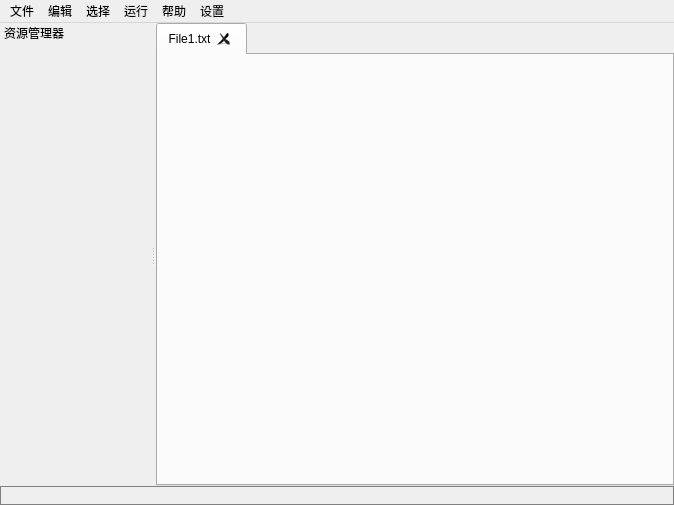
This is BITC/mainwindow.ui in ssh555/CPP-IDE as Qt 5 draws it before an edit. The edited form follows.
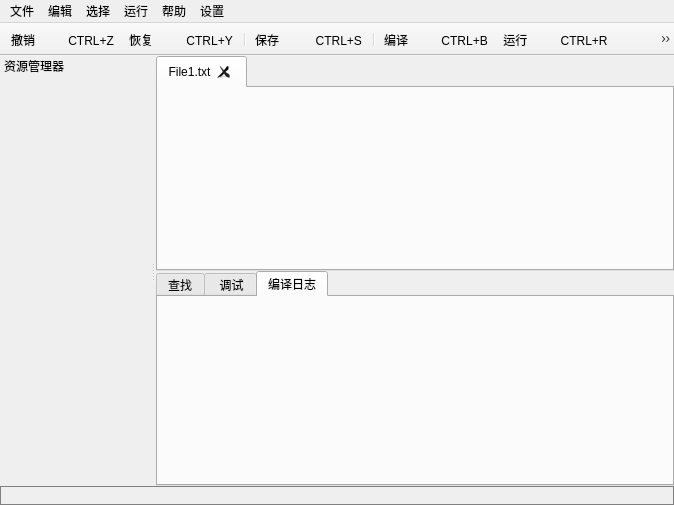
This is the edited form. Icons and pictures are not drawn.

Commit message: 编译增加了判断是否为C文件，增加了工具栏，增加了查找、编译日志等的TabWidget，增加了类UIInterface用于更改UI风格

```diff
--- a/BITC/mainwindow.ui
+++ b/BITC/mainwindow.ui
@@ -41,6 +41,9 @@
       <property name="tabsClosable">
        <bool>true</bool>
       </property>
+      <property name="movable">
+       <bool>false</bool>
+      </property>
       <widget class="QWidget" name="tab_2">
        <property name="font">
         <font>
@@ -53,6 +56,46 @@
       </widget>
      </widget>
     </item>
+    <item row="1" column="0">
+     <widget class="QTabWidget" name="tabWgtResArea">
+      <property name="minimumSize">
+       <size>
+        <width>0</width>
+        <height>200</height>
+       </size>
+      </property>
+      <property name="maximumSize">
+       <size>
+        <width>16777215</width>
+        <height>300</height>
+       </size>
+      </property>
+      <property name="currentIndex">
+       <number>2</number>
+      </property>
+      <property name="movable">
+       <bool>true</bool>
+      </property>
+      <property name="tabBarAutoHide">
+       <bool>false</bool>
+      </property>
+      <widget class="QWidget" name="tab">
+       <attribute name="title">
+        <string>查找</string>
+       </attribute>
+      </widget>
+      <widget class="QWidget" name="tab_3">
+       <attribute name="title">
+        <string> 调试</string>
+       </attribute>
+      </widget>
+      <widget class="QWidget" name="tab_4">
+       <attribute name="title">
+        <string>编译日志</string>
+       </attribute>
+      </widget>
+     </widget>
+    </item>
    </layout>
   </widget>
   <widget class="QMenuBar" name="menubar">
@@ -174,6 +217,33 @@
     <bool>false</bool>
    </property>
   </widget>
+  <widget class="QToolBar" name="toolBar">
+   <property name="windowTitle">
+    <string>toolBar</string>
+   </property>
+   <property name="movable">
+    <bool>false</bool>
+   </property>
+   <property name="floatable">
+    <bool>false</bool>
+   </property>
+   <attribute name="toolBarArea">
+    <enum>TopToolBarArea</enum>
+   </attribute>
+   <attribute name="toolBarBreak">
+    <bool>false</bool>
+   </attribute>
+   <addaction name="actionRevocate"/>
+   <addaction name="actionRestore"/>
+   <addaction name="separator"/>
+   <addaction name="actionSave"/>
+   <addaction name="separator"/>
+   <addaction name="actionCompile"/>
+   <addaction name="actionRun"/>
+   <addaction name="actionCompileRun"/>
+   <addaction name="separator"/>
+   <addaction name="actionDebug"/>
+  </widget>
   <action name="actionNewFile">
    <property name="text">
     <string>新建文件    CTRL+N</string>
```
Left out of the diff: 34 changed lines with no effect on the pictures. The commit also changes 15 other files.
